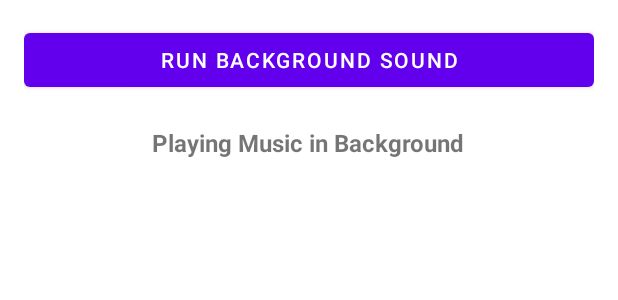
After one commit to nir-mo/Heroes-Android-Game, an Android app: the layout activity_main.xml on its own in the app's theme, with its tools: preview values and no code run, on a phone screen of 412 x 824 dp. The commit adds this screen. Shown: the top 300 px of the screen. Run offline under Robolectric (Android 15) with nearby library versions, the phone set to English and light mode, and no system bars.

Commit message:
Refactoring to cancer cells, added background music, updated assets, added background image

```diff
--- a/app/src/main/AndroidManifest.xml
+++ b/app/src/main/AndroidManifest.xml
@@ -9,6 +9,10 @@
         android:roundIcon="@mipmap/ic_launcher_round"
         android:supportsRtl="false"
         android:theme="@style/Theme.HeroesGame">
+        <meta-data
+            android:name="com.google.android.actions"
+            android:resource="@layout/activity_main" />
+
         <activity
             android:name=".GameActivity"
             android:exported="true">
@@ -18,6 +22,7 @@
                 <category android:name="android.intent.category.LAUNCHER" />
             </intent-filter>
         </activity>
+        <service android:name=".BackgroundSoundService" />
     </application>
 
 </manifest>
--- /dev/null
+++ b/app/src/main/res/layout/activity_main.xml
@@ -0,0 +1,21 @@
+<?xml version="1.0" encoding="utf-8"?>
+
+<LinearLayout xmlns:android="http://schemas.android.com/apk/res/android"
+    android:layout_width="match_parent"
+    android:layout_height="match_parent"
+    android:gravity="center_horizontal"
+    android:orientation="vertical"
+    android:padding="16dp">
+<Button
+    android:onClick="PlayBackgroundSound"
+    android:layout_width="match_parent"
+    android:layout_height="wrap_content"
+    android:text="Run background Sound"/>
+<TextView
+    android:layout_marginTop="20dp"
+    android:layout_width="wrap_content"
+    android:layout_height="wrap_content"
+    android:textSize="16sp"
+    android:textStyle="bold"
+    android:text="Playing Music in Background"/>
+</LinearLayout>
--- /dev/null
+++ b/app/src/main/res/layout/ccell_layout.xml
@@ -0,0 +1,5 @@
+<?xml version="1.0" encoding="utf-8"?>
+<ImageView xmlns:android="http://schemas.android.com/apk/res/android"
+    android:layout_width="60dp"
+    android:layout_height="60dp"
+    android:src="@drawable/ccell" />
--- a/app/src/main/res/layout/virus_layout.xml
+++ /dev/null
@@ -1,5 +0,0 @@
-<?xml version="1.0" encoding="utf-8"?>
-<ImageView xmlns:android="http://schemas.android.com/apk/res/android"
-    android:layout_width="60dp"
-    android:layout_height="60dp"
-    android:src="@drawable/virus" />
```
Also changed, not shown: app/src/main/java/com/nirmo/heroesgame/BackgroundSoundService.java (added, +39 -0 lines), app/src/main/java/com/nirmo/heroesgame/GameActivity.java (+45 -35 lines), app/src/main/res/layout/game_board.xml (+4 -3 lines), app/src/main/res/drawable/ccell.png (renamed from app/src/main/res/drawable/virus.png), 2 other files.
